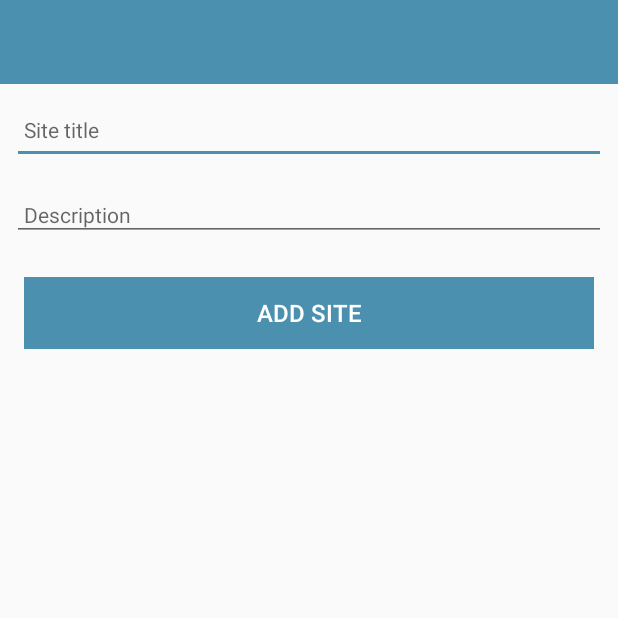
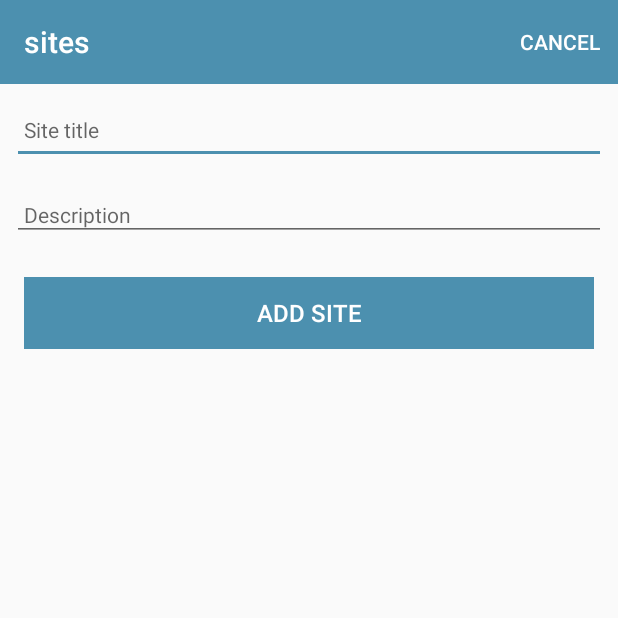
Before and after one commit to MasiSchneider/KAPK_archeological_sites, an Android app: the SiteActivity screen opened directly, with no data from a screen before it, on a phone screen of 412 x 824 dp, the top half of it. Run offline under Robolectric (Android 15) with nearby library versions, the phone set to English and light mode, and no system bars; 1 statement that could not run was skipped.

Commit message:
V1 - Additional Feature: Menu Cancel (Nav)

```diff
--- a/app/src/main/java/org/wit/sites/activities/SiteActivity.kt
+++ b/app/src/main/java/org/wit/sites/activities/SiteActivity.kt
@@ -1,6 +1,8 @@
 package org.wit.sites.activities
 
 import android.os.Bundle
+import android.view.Menu
+import android.view.MenuItem
 import androidx.appcompat.app.AppCompatActivity
 import org.jetbrains.anko.AnkoLogger
 import org.jetbrains.anko.info
@@ -22,6 +24,11 @@ class SiteActivity : AppCompatActivity(), AnkoLogger {
 
         app = application as MainApp
 
+        toolbarAdd.title = title
+        setSupportActionBar(toolbarAdd)
+        info("Site Activity started..")
+
+
         btnAdd.setOnClickListener() {
             site.title = siteTitle.text.toString()
             site.description = description.text.toString()
@@ -39,6 +46,19 @@ class SiteActivity : AppCompatActivity(), AnkoLogger {
                 toast ("Please Enter a title")
             }
         }
+    }
 
+    override fun onCreateOptionsMenu(menu: Menu): Boolean {
+        menuInflater.inflate(R.menu.menu_site, menu)
+        return super.onCreateOptionsMenu(menu)
+    }
+
+    override fun onOptionsItemSelected(item: MenuItem): Boolean {
+        when (item?.itemId) {
+            R.id.item_cancel -> {
+                finish()
+            }
+        }
+        return super.onOptionsItemSelected(item)
     }
 }
--- /dev/null
+++ b/app/src/main/res/menu/menu_site.xml
@@ -0,0 +1,9 @@
+<?xml version="1.0" encoding="utf-8"?>
+<menu xmlns:android="http://schemas.android.com/apk/res/android"
+    xmlns:app="http://schemas.android.com/apk/res-auto">
+
+    <item
+        android:id="@+id/item_cancel"
+        android:title="@string/menu_cancelSite"
+        app:showAsAction="always"/>
+</menu>
--- a/app/src/main/res/values/strings.xml
+++ b/app/src/main/res/values/strings.xml
@@ -4,4 +4,5 @@
     <string name="hint_siteTitle">Site title</string>
     <string name="hint_siteDescription">Description </string>
     <string name="menu_addSite">Add</string>
+    <string name="menu_cancelSite">Cancel</string>
 </resources>
```
Also changed, not shown: app/src/main/java/org/wit/sites/activities/SiteAdapter.kt (added, +30 -0 lines), app/src/main/java/org/wit/sites/activities/SiteListActivity.kt (+0 -21 lines).
